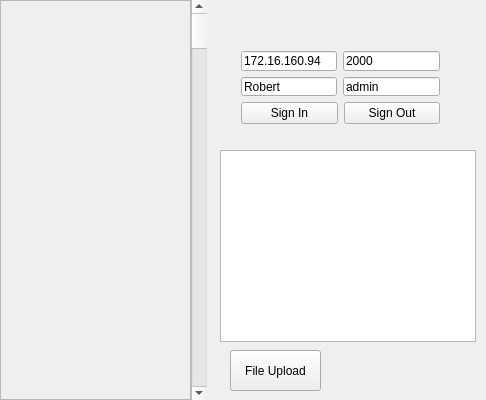
The window that DemoClient/gui/demogui.ui (xiaodezhang/OspDemoClient_msc) describes before a commit, drawn with Qt 5.
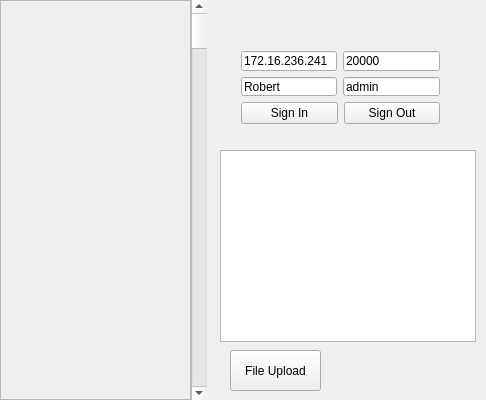
The same window after the commit.

```diff
--- a/DemoClient/gui/demogui.ui
+++ b/DemoClient/gui/demogui.ui
@@ -49,7 +49,7 @@
         <item>
          <widget class="QLineEdit" name="LE_IP">
           <property name="text">
-           <string>172.16.160.94</string>
+           <string>172.16.236.241</string>
           </property>
          </widget>
         </item>
@@ -67,7 +67,7 @@
         <item>
          <widget class="QLineEdit" name="LE_Port">
           <property name="text">
-           <string>2000</string>
+           <string>20000</string>
           </property>
          </widget>
         </item>
```
